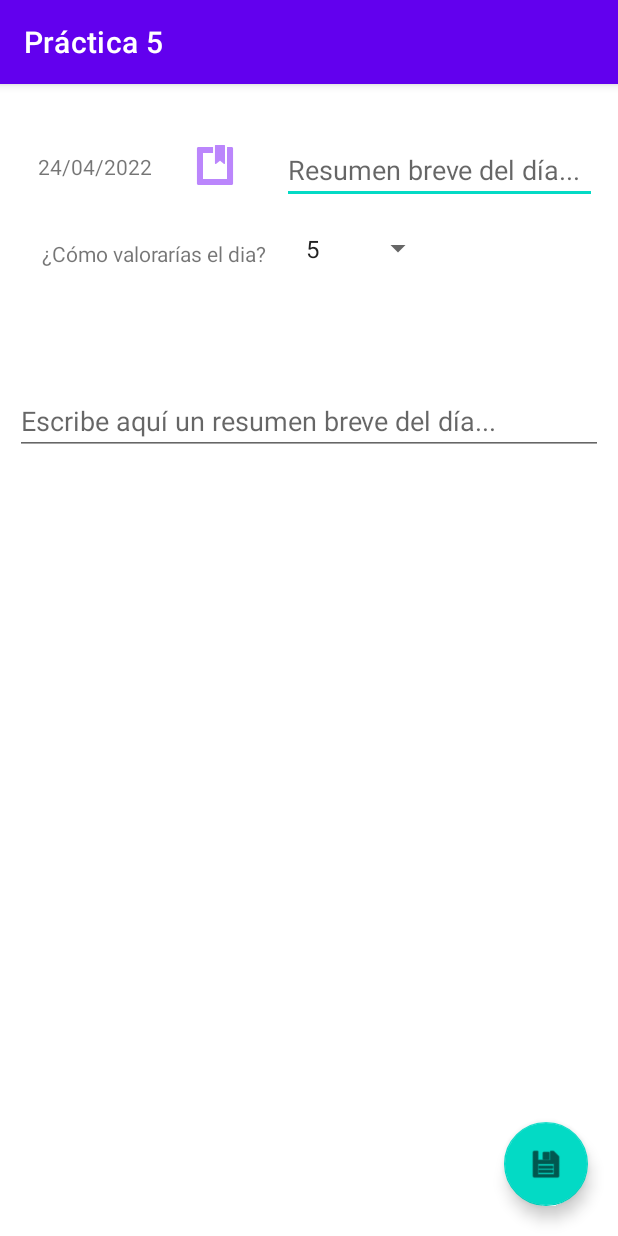
After one commit to sochoa2021DanielAbellan/Practica5, an Android app: the EdicionDiaActivity screen opened directly, with no data from a screen before it, on a phone screen of 412 x 824 dp. The commit adds this screen. Run offline under Robolectric (Android 15) with nearby library versions, the phone set to English and light mode, and no system bars.

Commit message:
Parte1 casi completada

```diff
--- a/app/src/main/AndroidManifest.xml
+++ b/app/src/main/AndroidManifest.xml
@@ -9,6 +9,9 @@
         android:roundIcon="@mipmap/ic_launcher_round"
         android:supportsRtl="true"
         android:theme="@style/Theme.Practica5PMDM">
+        <activity
+            android:name=".ui.EdicionDiaActivity"
+            android:exported="true" />
         <activity
             android:name=".ui.MainActivity"
             android:exported="true"
--- /dev/null
+++ b/app/src/main/java/net/iessochoa/danielabellan/practica5pmdm/ui/EdicionDiaActivity.java
@@ -0,0 +1,114 @@
+package net.iessochoa.danielabellan.practica5pmdm.ui;
+import net.iessochoa.danielabellan.practica5pmdm.R;
+import net.iessochoa.danielabellan.practica5pmdm.model.DiaDiario;
+
+import androidx.appcompat.app.AlertDialog;
+import androidx.appcompat.app.AppCompatActivity;
+
+import android.app.DatePickerDialog;
+import android.content.Intent;
+import android.os.Bundle;
+import android.os.Parcelable;
+import android.widget.Button;
+import android.widget.DatePicker;
+import android.widget.EditText;
+import android.widget.Spinner;
+import android.widget.TextView;
+
+import com.google.android.material.floatingactionbutton.FloatingActionButton;
+
+import java.text.SimpleDateFormat;
+import java.util.Calendar;
+import java.util.Date;
+import java.util.Locale;
+
+
+public class EdicionDiaActivity extends AppCompatActivity {
+
+    public static final String EXTRA_DIA = null;
+
+    //TODO
+
+    private TextView tvFechaElegida;
+    private Button btnSeleccionFecha;
+    private EditText etResumenBreveDia;
+    private TextView tvValoracionDia;
+    private Spinner spValoracionDia;
+    private EditText etResumenDia;
+    private FloatingActionButton fabGuardarNuevoDia;
+
+    @Override
+    protected void onCreate(Bundle savedInstanceState) {
+        super.onCreate(savedInstanceState);
+        setContentView(R.layout.activity_edicion_dia);
+
+        tvFechaElegida = findViewById(R.id.tvFechaElegida);
+        //TODO: En caso de que la actividad sea editada, se debe de tomar la fecha recibida por parámetro. En caso de que sea nueva, se toma la fecha del día actual
+        tvFechaElegida.setText(new SimpleDateFormat("dd/MM/yyyy", Locale.getDefault()).format(new Date()));
+
+        btnSeleccionFecha = findViewById(R.id.btnSeleccionFecha);
+
+        btnSeleccionFecha.setOnClickListener(view ->{
+            Calendar calendarioNuevo = Calendar.getInstance();
+
+            DatePickerDialog selectorFecha = new DatePickerDialog(this, new DatePickerDialog.OnDateSetListener() {
+
+                @Override
+                public void onDateSet(DatePicker view, int year, int monthOfYear, int dayOfMonth) {
+                    Calendar miCalendario = Calendar.getInstance();
+                    miCalendario.set(year, monthOfYear, dayOfMonth);
+                    tvFechaElegida.setText(dayOfMonth+"/"+ monthOfYear+"/"+year);
+                }
+
+            }, calendarioNuevo.get(Calendar.YEAR), calendarioNuevo.get(Calendar.MONTH), calendarioNuevo.get(Calendar.DAY_OF_MONTH));
+            selectorFecha.show();
+        });
+
+        etResumenBreveDia = findViewById(R.id.etResumenBreveDia);
+        tvValoracionDia = findViewById(R.id.tvValoracionDia);
+        spValoracionDia = findViewById(R.id.spValoracionDia);
+        spValoracionDia.setSelection(4);
+        etResumenDia = findViewById(R.id.etResumenDia);
+
+        fabGuardarNuevoDia = findViewById(R.id.fabGuardarNuevoDia);
+        fabGuardarNuevoDia.setOnClickListener(view ->{
+            if(comprobarCamposVacios(etResumenBreveDia, etResumenDia)){
+                avisoRellenarCampos();
+            }
+            else{
+                java.sql.Date fechaEnFormatoSql = java.sql.Date.valueOf(tvFechaElegida.getText().toString());
+                Intent intentRetorno = new Intent();
+                DiaDiario diaRetorno = new DiaDiario(fechaEnFormatoSql, Integer.parseInt(spValoracionDia.getSelectedItem().toString()), etResumenBreveDia.getText().toString(), etResumenDia.getText().toString());
+                intentRetorno.putExtra(EXTRA_DIA, (Parcelable) diaRetorno);
+                setResult(RESULT_OK, intentRetorno);
+                finish();
+            }
+        });
+
+    }
+
+    public boolean comprobarCamposVacios(EditText resumenBreve, EditText resumenGeneral){
+        boolean resultado = false;
+
+        if(resumenBreve.getText().toString().equals("") || resumenGeneral.getText().toString().equals("")){
+            resultado = true;
+        }
+
+        return resultado;
+    }
+
+    public void avisoRellenarCampos(){
+        AlertDialog.Builder aviso = new AlertDialog.Builder(this);
+        aviso.setTitle("Campos vacíos");
+        aviso.setMessage("Se han detectado uno o más campos sin rellenar. Por favor, rellénelos todos antes de guardar el día");
+        aviso.setPositiveButton(android.R.string.ok, null);
+        aviso.show();
+    }
+
+
+    //TODO: Comprobar si la Activity ha sido llamada en modo edición
+
+    //TODO: Cuando todos los datos estén introducidos y pulsemos el botón guardar, devolver un objeto DiaDiario a la actividad principal
+
+    //TODO: Añadir variables constantes para poder preparar ya la actividad en caso de posible Modo Edición
+}
--- /dev/null
+++ b/app/src/main/res/layout/activity_edicion_dia.xml
@@ -0,0 +1,109 @@
+<?xml version="1.0" encoding="utf-8"?>
+<androidx.constraintlayout.widget.ConstraintLayout xmlns:android="http://schemas.android.com/apk/res/android"
+    xmlns:app="http://schemas.android.com/apk/res-auto"
+    xmlns:tools="http://schemas.android.com/tools"
+    android:layout_width="match_parent"
+    android:layout_height="match_parent"
+    tools:context=".ui.EdicionDiaActivity">
+
+    <TextView
+        android:id="@+id/tvFechaElegida"
+        android:layout_width="wrap_content"
+        android:layout_height="19dp"
+        android:layout_marginStart="25dp"
+        android:layout_marginTop="45dp"
+        android:text="@string/tvFechaElegida"
+        app:layout_constraintStart_toStartOf="parent"
+        app:layout_constraintTop_toTopOf="parent" />
+
+    <Button
+        android:id="@+id/btnSeleccionFecha"
+        style="@android:style/Widget.DeviceDefault.Button.Borderless"
+        android:layout_width="62dp"
+        android:layout_height="47dp"
+        android:layout_marginStart="10dp"
+        android:layout_marginTop="-15dp"
+        app:icon="@android:drawable/ic_input_get"
+        app:iconTint="@color/purple_200"
+        app:layout_constraintStart_toEndOf="@+id/tvFechaElegida"
+        app:layout_constraintTop_toTopOf="@+id/tvFechaElegida" />
+
+    <EditText
+        android:id="@+id/etResumenBreveDia"
+        android:layout_width="210dp"
+        android:layout_height="0dp"
+        android:layout_marginStart="5dp"
+        android:layout_marginTop="-30dp"
+        android:layout_marginEnd="5dp"
+        android:ems="10"
+        android:hint="@string/etResumenBreveDia"
+        android:inputType="textPersonName"
+        app:layout_constraintEnd_toEndOf="parent"
+        app:layout_constraintStart_toEndOf="@+id/btnSeleccionFecha"
+        app:layout_constraintTop_toBottomOf="@+id/tvFechaElegida" />
+
+    <TextView
+        android:id="@+id/tvValoracionDia"
+        android:layout_width="155dp"
+        android:layout_height="31dp"
+        android:layout_marginTop="20dp"
+        android:gravity="center"
+        android:text="@string/tvValoracionDia"
+        app:layout_constraintStart_toStartOf="@+id/tvFechaElegida"
+        app:layout_constraintTop_toBottomOf="@+id/btnSeleccionFecha" />
+
+    <Spinner
+        android:id="@+id/spValoracionDia"
+        android:layout_width="93dp"
+        android:layout_height="35dp"
+        android:layout_marginStart="15dp"
+        android:layout_marginTop="-5dp"
+        android:entries="@array/spValoracionDia"
+        app:layout_constraintStart_toEndOf="@+id/tvValoracionDia"
+        app:layout_constraintTop_toTopOf="@+id/tvValoracionDia" />
+
+    <ScrollView
+        android:layout_width="0dp"
+        android:layout_height="0dp"
+        android:layout_marginStart="10dp"
+        android:layout_marginTop="10dp"
+        android:layout_marginEnd="10dp"
+        android:layout_marginBottom="80dp"
+        app:layout_constraintBottom_toBottomOf="parent"
+        app:layout_constraintEnd_toEndOf="parent"
+        app:layout_constraintStart_toStartOf="parent"
+        app:layout_constraintTop_toTopOf="@+id/guideline2">
+
+        <LinearLayout
+            android:layout_width="match_parent"
+            android:layout_height="wrap_content"
+            android:orientation="vertical">
+
+            <EditText
+                android:id="@+id/etResumenDia"
+                android:layout_width="match_parent"
+                android:layout_height="match_parent"
+                android:ems="10"
+                android:hint="@string/etResumenDia"
+                android:inputType="textPersonName" />
+        </LinearLayout>
+    </ScrollView>
+
+    <androidx.constraintlayout.widget.Guideline
+        android:id="@+id/guideline2"
+        android:layout_width="wrap_content"
+        android:layout_height="wrap_content"
+        android:orientation="horizontal"
+        app:layout_constraintGuide_percent="0.25" />
+
+    <com.google.android.material.floatingactionbutton.FloatingActionButton
+        android:id="@+id/fabGuardarNuevoDia"
+        android:layout_width="wrap_content"
+        android:layout_height="wrap_content"
+        android:layout_marginEnd="20dp"
+        android:layout_marginBottom="20dp"
+        android:clickable="true"
+        app:layout_constraintBottom_toBottomOf="parent"
+        app:layout_constraintEnd_toEndOf="parent"
+        app:srcCompat="@android:drawable/ic_menu_save" />
+</androidx.constraintlayout.widget.ConstraintLayout>
--- a/app/src/main/res/values/strings.xml
+++ b/app/src/main/res/values/strings.xml
@@ -6,4 +6,20 @@
     <string name="menuAbout">Acerca de...</string>
     <string name="rbAscendente">Asc</string>
     <string name="rbDescendente">Desc</string>
+    <string name="tvFechaElegida">00/00/00</string>
+    <string name="etResumenBreveDia">Resumen breve del día...</string>
+    <string name="tvValoracionDia">¿Cómo valorarías el dia?</string>
+    <string-array name="spValoracionDia">
+        <item>1</item>
+        <item>2</item>
+        <item>3</item>
+        <item>4</item>
+        <item>5</item>
+        <item>6</item>
+        <item>7</item>
+        <item>8</item>
+        <item>9</item>
+        <item>10</item>
+    </string-array>
+    <string name="etResumenDia">Escribe aquí un resumen breve del día...</string>
 </resources>
```
Also changed, not shown: app/src/main/java/net/iessochoa/danielabellan/practica5pmdm/ui/MainActivity.java (+55 -2 lines), app/src/main/res/layout/activity_main.xml (+2 -13 lines).
